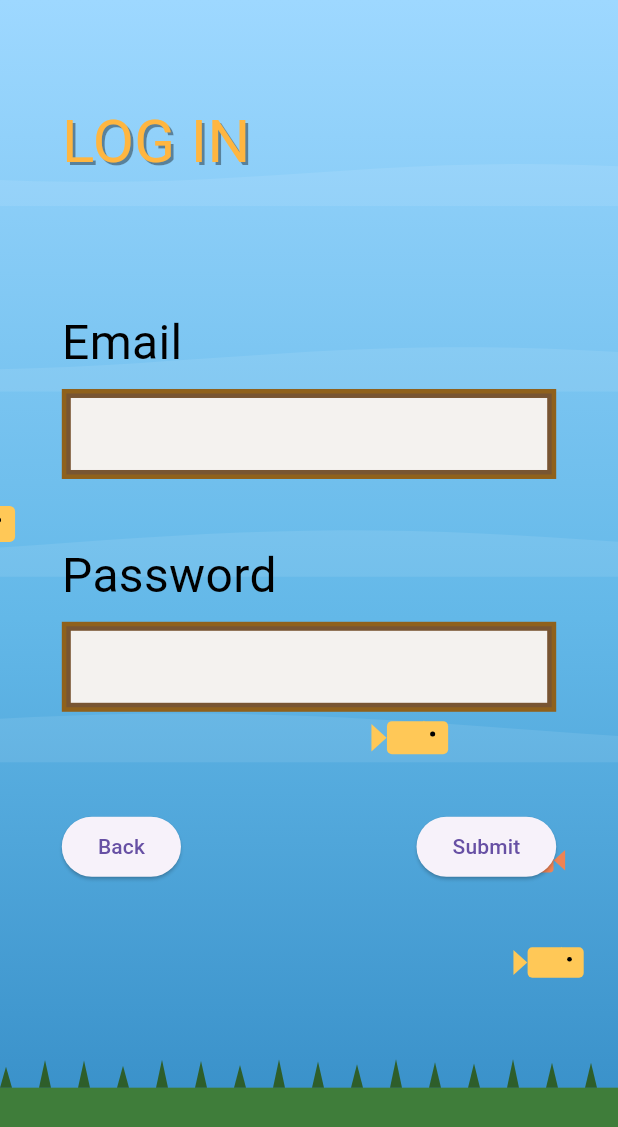
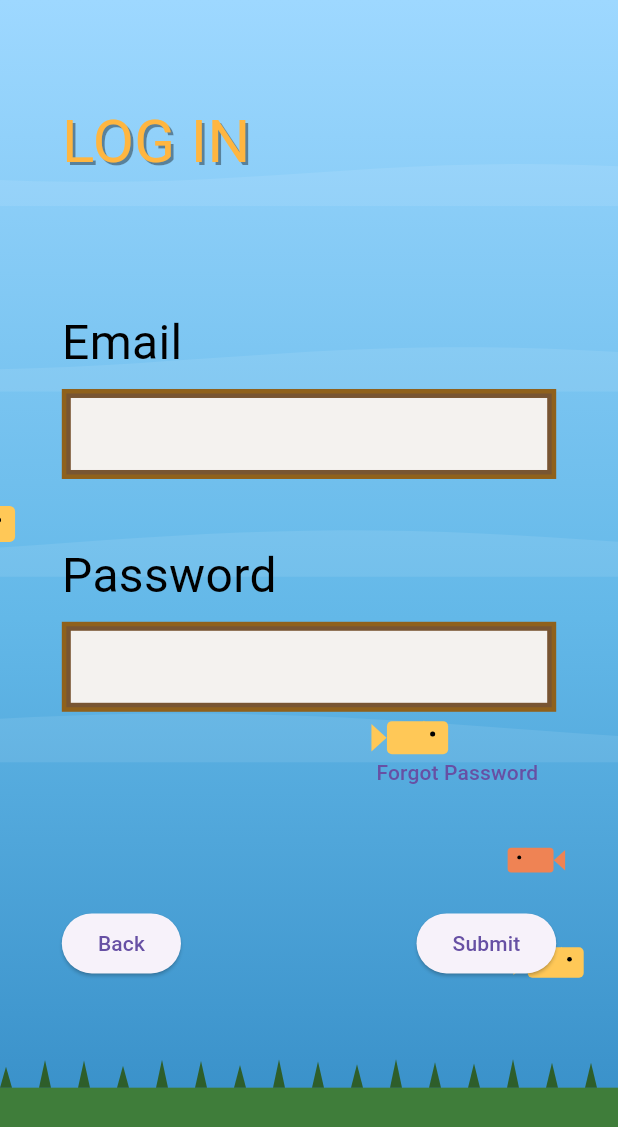
Before and after one commit to poosdlp/fishgame-mobile, a Flutter app: the screen it shows after launch, after a tap on "Log In", on a phone screen of 412 x 824 dp. Shown: the top 1127 px of the screen. Run offline on Flutter 3.47's test engine with Material 3 defaults, Android fonts, the phone set to English and light mode, and no system bars; our stand-ins replace google_fonts, sensors_plus, shared_preferences, vibration; missing offline and left inert: mobile_scanner; accounts and stored records are empty.

Commit message:
add forgot password button

```diff
--- a/lib/screens/log_in_form.dart
+++ b/lib/screens/log_in_form.dart
@@ -1,5 +1,6 @@
 import 'package:flutter/material.dart';
 import 'package:google_fonts/google_fonts.dart';
+import 'package:url_launcher/url_launcher.dart';
 
 import '../services/auth_service.dart';
 import '../widgets/auth_form_buttons.dart';
@@ -13,6 +14,10 @@ class LogInForm extends StatefulWidget {
 }
 
 class _LogInFormState extends State<LogInForm> {
+  static final Uri _forgotPasswordUri = Uri.parse(
+    'https://fishgame.0sake.net/forgot-password',
+  );
+
   final _emailController = TextEditingController();
   final _passwordController = TextEditingController();
   final _authService = AuthService();
@@ -117,6 +122,19 @@ class _LogInFormState extends State<LogInForm> {
     await _showDialog(result.message);
   }
 
+  Future<void> _openForgotPassword() async {
+    final launched = await launchUrl(
+      _forgotPasswordUri,
+      mode: LaunchMode.externalApplication,
+    );
+
+    if (!launched && mounted) {
+      ScaffoldMessenger.of(context).showSnackBar(
+        const SnackBar(content: Text('Could not open forgot password page.')),
+      );
+    }
+  }
+
   @override
   Widget build(BuildContext context) {
     final size = MediaQuery.sizeOf(context);
@@ -173,6 +191,20 @@ class _LogInFormState extends State<LogInForm> {
               }
             },
           ),
+          Padding(
+            padding: EdgeInsets.only(
+              top: sh * 0.02,
+              left: sw * 0.1,
+              right: sw * 0.1,
+            ),
+            child: Align(
+              alignment: Alignment.centerRight,
+              child: TextButton(
+                onPressed: _openForgotPassword,
+                child: const Text('Forgot Password'),
+              ),
+            ),
+          ),
           AuthFormButtons(
             sh: sh,
             sw: sw,
```
